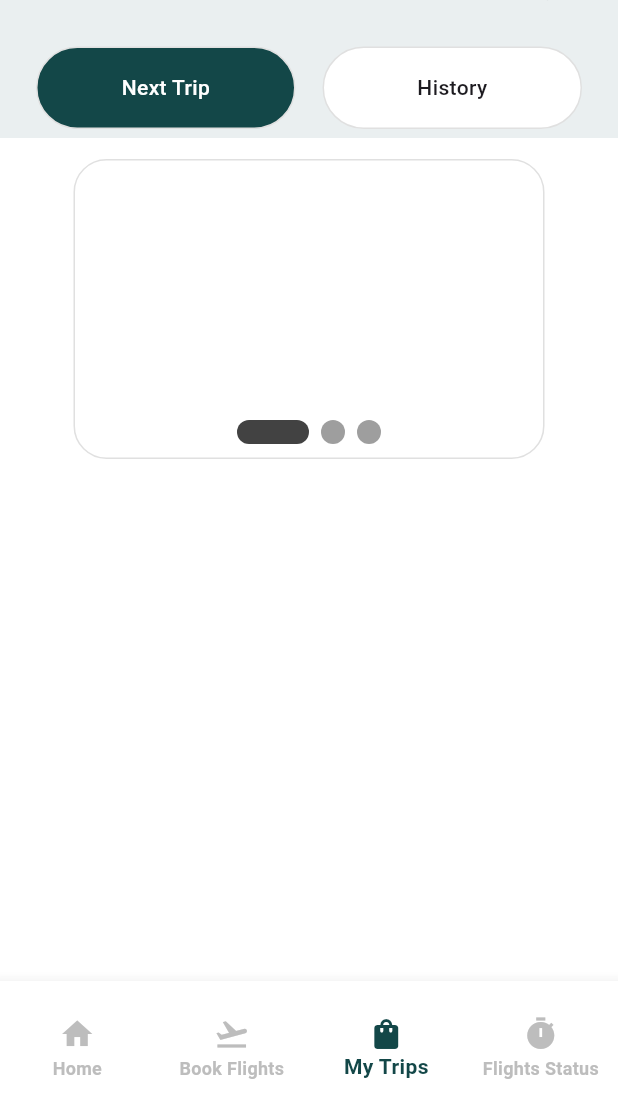
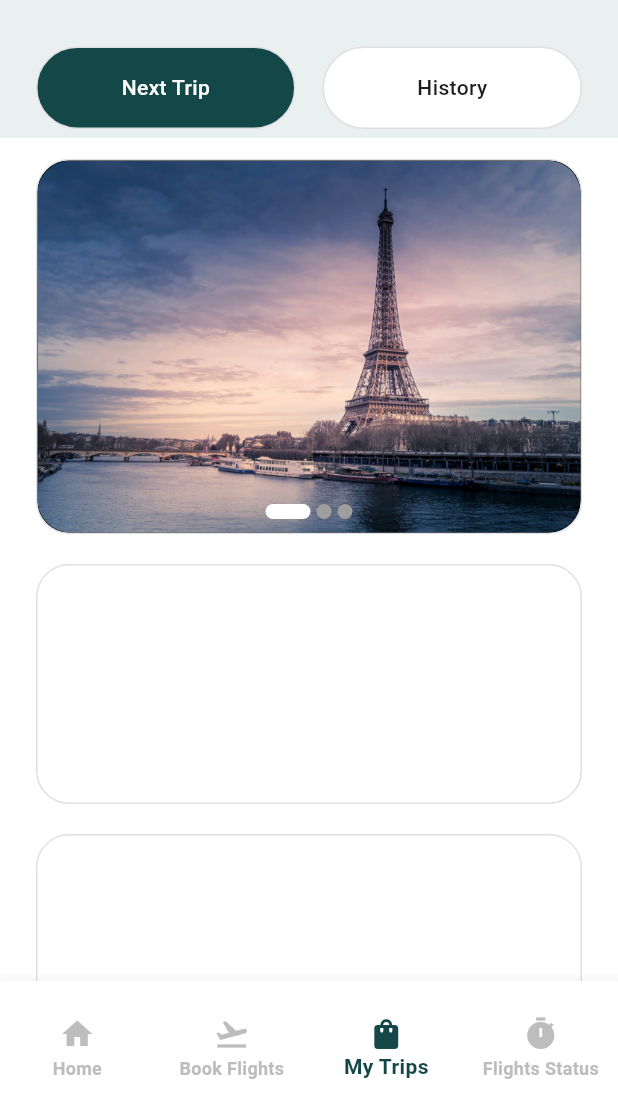
Before and after one commit to namanmahajan2020/Flight-Booking-app-ui, a Flutter app: the screen it shows after launch, item 3 of the bottom bar chosen, on a phone screen of 412 x 824 dp, the part 120-1236 px from its top. Run offline on Flutter 3.47's test engine with Material 3 defaults, Android fonts, the phone set to English and light mode, and no system bars; drawn by our look-alikes of smooth_page_indicator.

Commit message:
added images

```diff
--- a/lib/components/cards.dart
+++ b/lib/components/cards.dart
@@ -6,15 +6,15 @@ class MyCard extends StatelessWidget {
   const MyCard({super.key, required this.image});
   @override
   Widget build(BuildContext context) {
-    return Padding(
-      padding: const EdgeInsets.symmetric(horizontal: 25.0),
-      child: Container(
-        width: 300,
-        padding: EdgeInsets.all(20),
-        decoration: BoxDecoration(
-          border: Border.all(color: Colors.grey[300] ?? Colors.grey, width: 1),
-          borderRadius: BorderRadius.circular(22),
-        ),
+    return Container(
+      decoration: BoxDecoration(
+        color: Colors.black,
+        border: Border.all(color: Colors.grey[300] ?? Colors.grey, width: 1),
+        borderRadius: BorderRadius.circular(22),
+      ),
+      child: ClipRRect(
+        borderRadius: BorderRadius.circular(22),
+        child: Image.asset(image, fit: BoxFit.cover),
       ),
     );
   }
--- a/lib/pages/My_trips.dart
+++ b/lib/pages/My_trips.dart
@@ -1,5 +1,4 @@
 import 'package:flight_booking/components/cards.dart';
-import 'package:flight_booking/components/places_template.dart';
 import 'package:flutter/material.dart';
 import 'package:smooth_page_indicator/smooth_page_indicator.dart';
 
@@ -116,14 +115,18 @@ class _MyTripsState extends State<MyTrips> {
                     ),
                     SizedBox(height: 20),
                     Container(
-                      height: 200,
+                      height: 250,
                       child: Stack(
                         alignment: Alignment.bottomCenter,
                         children: [
                           PageView(
                             scrollDirection: Axis.horizontal,
                             controller: _controller,
-                            children: [MyCard(image: "image")],
+                            children: [
+                              MyCard(image: "lib/images/EiffelTower.jpeg"),
+                              MyCard(image: "lib/images/London.jpeg"),
+                              MyCard(image: "lib/images/falls2.jpg"),
+                            ],
                           ),
                           Positioned(
                             bottom: 10,
@@ -131,11 +134,46 @@ class _MyTripsState extends State<MyTrips> {
                               controller: _controller,
                               count: 3,
                               effect: ExpandingDotsEffect(
-                                activeDotColor: Colors.grey.shade800,
+                                activeDotColor: Colors.white,
+                                dotHeight: 10,
+                                dotWidth: 10,
+                                spacing: 4,
                               ),
                             ),
                           ),
                         ],
+                      ),
+                    ),
+                    SizedBox(height: 20),
+                    Expanded(
+                      child: SingleChildScrollView(
+                        child: Column(
+                          children: [
+                            Container(
+                              height: 160,
+                              decoration: BoxDecoration(
+                                color: Colors.white,
+                                border: Border.all(
+                                  color: Colors.grey[300] ?? Colors.grey,
+                                  width: 1,
+                                ),
+                                borderRadius: BorderRadius.circular(22),
+                              ),
+                            ),
+                            SizedBox(height: 20),
+                            Container(
+                              height: 160,
+                              decoration: BoxDecoration(
+                                color: Colors.white,
+                                border: Border.all(
+                                  color: Colors.grey[300] ?? Colors.grey,
+                                  width: 1,
+                                ),
+                                borderRadius: BorderRadius.circular(22),
+                              ),
+                            ),
+                          ],
+                        ),
                       ),
                     ),
                   ],
```
Also changed, not shown: lib/images/EiffelTower.jpeg (added), lib/images/falls.webp (added), lib/images/falls2.jpg (added).
